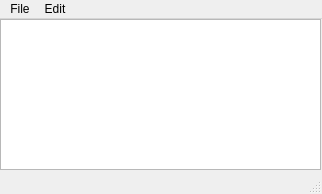
Old version of the form mainwindow.ui in the repository iamnomadgg/QtNotepadApp.
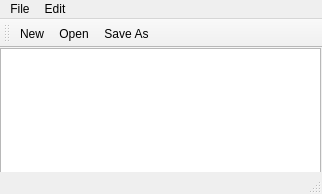
New version of the form. Icons and pictures are not drawn.

Commit message: feat: add menu and implement its methods.

```diff
--- a/mainwindow.ui
+++ b/mainwindow.ui
@@ -63,6 +63,20 @@
    <addaction name="menuEdit"/>
   </widget>
   <widget class="QStatusBar" name="statusbar"/>
+  <widget class="QToolBar" name="toolBar">
+   <property name="windowTitle">
+    <string>toolBar</string>
+   </property>
+   <attribute name="toolBarArea">
+    <enum>TopToolBarArea</enum>
+   </attribute>
+   <attribute name="toolBarBreak">
+    <bool>false</bool>
+   </attribute>
+   <addaction name="actionNew"/>
+   <addaction name="actionOpen"/>
+   <addaction name="actionSave_As"/>
+  </widget>
   <action name="actionNew">
    <property name="text">
     <string>New</string>
```
Left out of the diff: 26 changed lines with no effect on the pictures. The commit also changes 2 other files.
